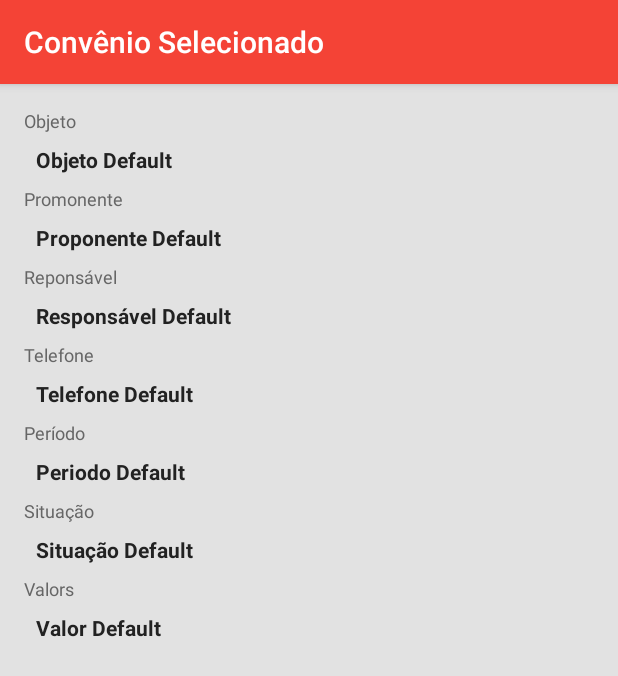
After one commit to gigascorp/fiscal-cidadao, an Android app: the ConvenioActivity screen opened directly, with no data from a screen before it, on a phone screen of 412 x 824 dp. The commit adds this screen. Shown: the top 676 px of the screen. Run offline under Robolectric (Android 15) with nearby library versions, the phone set to English and light mode, and no system bars; 2 statements that could not run were skipped.

Commit message:
Implementação inicial da tela de visualização de convênio, exibindo as informações do convênio selecionado no mapa

```diff
--- a/android/fiscal-cidadao-app/app/src/main/AndroidManifest.xml
+++ b/android/fiscal-cidadao-app/app/src/main/AndroidManifest.xml
@@ -39,6 +39,10 @@
             android:name=".MapaConveniosActivity"
             android:label="@string/title_activity_mapa_convenios" >
         </activity>
+        <activity
+            android:name=".ConvenioActivity"
+            android:label="@string/title_activity_convenio" >
+        </activity>
     </application>
 
 </manifest>
--- /dev/null
+++ b/android/fiscal-cidadao-app/app/src/main/java/br/com/gigascorp/ficalcidadao/ConvenioActivity.java
@@ -0,0 +1,64 @@
+package br.com.gigascorp.ficalcidadao;
+
+import android.support.v7.app.AppCompatActivity;
+import android.os.Bundle;
+import android.view.Menu;
+import android.view.MenuItem;
+import android.widget.TextView;
+import android.widget.Toast;
+
+import java.text.SimpleDateFormat;
+
+import br.com.gigascorp.ficalcidadao.modelo.Convenio;
+
+public class ConvenioActivity extends AppCompatActivity {
+
+    private Convenio convenio;
+
+    private TextView txtObjeto;
+    private TextView txtProponente;
+    private TextView txtResponsavel;
+    private TextView txtTelefone;
+    private TextView txtPeriodo;
+    private TextView txtSituacao;
+    private TextView txtValor;
+
+    @Override
+    protected void onCreate(Bundle savedInstanceState) {
+        super.onCreate(savedInstanceState);
+        setContentView(R.layout.activity_convenio);
+
+        convenio = (Convenio) getIntent().getExtras().get("convenio");
+
+        if(convenio == null){
+            Toast.makeText(this, "Erro ao recuperar o convênio", Toast.LENGTH_SHORT).show();
+            finish();
+            return;
+        }
+
+        txtObjeto = (TextView) findViewById(R.id.txtConvenioObjeto);
+        txtProponente = (TextView) findViewById(R.id.txtConvenioPromonente);
+        txtResponsavel = (TextView) findViewById(R.id.txtConvenioResponsavel);
+        txtTelefone = (TextView) findViewById(R.id.txtConvenioTelefone);
+        txtPeriodo = (TextView) findViewById(R.id.txtConvenioPeriodo);
+        txtSituacao = (TextView) findViewById(R.id.txtConvenioSituacao);
+        txtValor = (TextView) findViewById(R.id.txtConvenioValor);
+
+        setaCamposNaTela();
+    }
+
+    private void setaCamposNaTela(){
+
+        SimpleDateFormat format = new SimpleDateFormat("dd/MM/yyyy");
+
+        txtObjeto.setText(convenio.getObjeto());
+        txtProponente.setText(convenio.getProponente());
+        txtResponsavel.setText(convenio.getResponsavel());
+        txtTelefone.setText(convenio.getTelefone());
+        txtPeriodo.setText("De " + format.format(convenio.getDataInicio()) + " à " + format.format(convenio.getDataFim()));
+        txtSituacao.setText(convenio.getSituacao());
+        txtValor.setText(String.valueOf(convenio.getValor()));
+
+    }
+
+}
--- a/android/fiscal-cidadao-app/app/src/main/java/br/com/gigascorp/ficalcidadao/modelo/Convenio.java
+++ b/android/fiscal-cidadao-app/app/src/main/java/br/com/gigascorp/ficalcidadao/modelo/Convenio.java
@@ -2,9 +2,10 @@ package br.com.gigascorp.ficalcidadao.modelo;
 
 import com.google.gson.annotations.SerializedName;
 
+import java.io.Serializable;
 import java.util.Date;
 
-public class Convenio {
+public class Convenio implements Serializable{
 
     @SerializedName("Id")
     private int id;
--- a/android/fiscal-cidadao-app/app/src/main/java/br/com/gigascorp/ficalcidadao/ui/ConvenioAdapter.java
+++ b/android/fiscal-cidadao-app/app/src/main/java/br/com/gigascorp/ficalcidadao/ui/ConvenioAdapter.java
@@ -4,10 +4,7 @@ import android.support.v7.widget.RecyclerView;
 import android.view.LayoutInflater;
 import android.view.View;
 import android.view.ViewGroup;
-import android.widget.TextView;
 
-import java.text.DateFormat;
-import java.text.SimpleDateFormat;
 import java.util.List;
 
 import br.com.gigascorp.ficalcidadao.R;
@@ -22,19 +19,15 @@ public class ConvenioAdapter extends RecyclerView.Adapter<ConvenioViewHolder> {
     }
 
     @Override
-    public ConvenioViewHolder onCreateViewHolder(ViewGroup parent, int viewType) {
+    public ConvenioViewHolder onCreateViewHolder(final ViewGroup parent, int viewType) {
         View itemView = LayoutInflater.from(parent.getContext()).inflate(R.layout.convenio_card_view, parent, false);
         return new ConvenioViewHolder(itemView);
     }
 
     @Override
     public void onBindViewHolder(ConvenioViewHolder holder, int position) {
-        DateFormat dateFormat = new SimpleDateFormat("dd/MM/yyyy");
-
         Convenio convenio = convenios.get(position);
-        holder.txtCardObjeto.setText(convenio.getObjeto());
-        holder.txtCardDataFim.setText("Conclusão: " + dateFormat.format(convenio.getDataFim()));
-        holder.txtCardSituacao.setText("Situação: " + convenio.getSituacao());
+        holder.setConvenio(convenio);
     }
 
     @Override
--- a/android/fiscal-cidadao-app/app/src/main/java/br/com/gigascorp/ficalcidadao/ui/ConvenioViewHolder.java
+++ b/android/fiscal-cidadao-app/app/src/main/java/br/com/gigascorp/ficalcidadao/ui/ConvenioViewHolder.java
@@ -1,21 +1,44 @@
 package br.com.gigascorp.ficalcidadao.ui;
 
+import android.content.Intent;
 import android.support.v7.widget.RecyclerView;
 import android.view.View;
 import android.widget.TextView;
+import android.widget.Toast;
+import java.text.SimpleDateFormat;
 
+import br.com.gigascorp.ficalcidadao.ConvenioActivity;
+import br.com.gigascorp.ficalcidadao.MapaConveniosActivity;
 import br.com.gigascorp.ficalcidadao.R;
+import br.com.gigascorp.ficalcidadao.modelo.Convenio;
 
-public class ConvenioViewHolder extends RecyclerView.ViewHolder{
+public class ConvenioViewHolder extends RecyclerView.ViewHolder implements View.OnClickListener {
 
-    protected TextView txtCardObjeto;
-    protected TextView txtCardDataFim;
-    protected TextView txtCardSituacao;
+    private Convenio convenio;
+
+    private TextView txtCardObjeto;
+    private TextView txtCardDataFim;
+    private TextView txtCardSituacao;
 
     public ConvenioViewHolder(View v) {
         super(v);
+        v.setOnClickListener(this);
         txtCardObjeto = (TextView) v.findViewById(R.id.txtCardObjeto);
         txtCardDataFim = (TextView) v.findViewById(R.id.txtCardDataFim);
         txtCardSituacao = (TextView) v.findViewById(R.id.txtCardSituacao);
     }
+
+    public void setConvenio(Convenio convenio){
+        this.convenio = convenio;
+        txtCardObjeto.setText(convenio.getObjeto());
+        txtCardDataFim.setText("Conclusão: " + (new SimpleDateFormat("dd/MM/yyyy")).format(convenio.getDataFim()));
+        txtCardSituacao.setText("Situação: " + convenio.getSituacao());
+    }
+
+    @Override
+    public void onClick(View v) {
+        Intent intent = new Intent(v.getContext(), ConvenioActivity.class);
+        intent.putExtra("convenio", convenio);
+        v.getContext().startActivity(intent);
+    }
 }
--- /dev/null
+++ b/android/fiscal-cidadao-app/app/src/main/res/layout/activity_convenio.xml
@@ -0,0 +1,180 @@
+<RelativeLayout xmlns:android="http://schemas.android.com/apk/res/android"
+    xmlns:tools="http://schemas.android.com/tools" android:layout_width="match_parent"
+    android:layout_height="match_parent" android:paddingLeft="@dimen/activity_horizontal_margin"
+    android:paddingRight="@dimen/activity_horizontal_margin"
+    android:paddingTop="@dimen/activity_vertical_margin"
+    android:paddingBottom="@dimen/activity_vertical_margin"
+    android:background="@color/colorActivityBackground"
+    tools:context="br.com.gigascorp.ficalcidadao.ConvenioActivity">
+
+    <LinearLayout
+        android:orientation="vertical"
+        android:layout_width="match_parent"
+        android:layout_height="wrap_content">
+
+
+        <!--Objeto-->
+        <TextView
+            android:layout_width="wrap_content"
+            android:layout_height="wrap_content"
+            android:textSize="@dimen/label_size"
+            android:text="Objeto"
+            android:textColor="@color/colorLabel"
+            />
+
+        <TextView
+            android:id="@+id/txtConvenioObjeto"
+            android:layout_width="wrap_content"
+            android:layout_height="wrap_content"
+            android:textSize="@dimen/text_size"
+            android:textStyle="bold"
+            android:text="Objeto Default"
+            android:textColor="@color/colorText"
+            android:paddingLeft="@dimen/txt_horizontal_margin"
+            android:paddingRight="@dimen/txt_horizontal_margin"
+            android:paddingTop="@dimen/txt_vertical_margin"
+            android:paddingBottom="@dimen/txt_vertical_margin"
+            />
+
+        <!--Proponente-->
+        <TextView
+            android:layout_width="wrap_content"
+            android:layout_height="wrap_content"
+            android:textSize="@dimen/label_size"
+            android:text="Promonente"
+            android:textColor="@color/colorLabel"
+            />
+
+        <TextView
+            android:id="@+id/txtConvenioPromonente"
+            android:layout_width="wrap_content"
+            android:layout_height="wrap_content"
+            android:textSize="@dimen/text_size"
+            android:text="Proponente Default"
+            android:textStyle="bold"
+            android:textColor="@color/colorText"
+            android:paddingLeft="@dimen/txt_horizontal_margin"
+            android:paddingRight="@dimen/txt_horizontal_margin"
+            android:paddingTop="@dimen/txt_vertical_margin"
+            android:paddingBottom="@dimen/txt_vertical_margin"
+            />
+
+
+        <!--Responsável-->
+        <TextView
+            android:layout_width="wrap_content"
+            android:layout_height="wrap_content"
+            android:textSize="@dimen/label_size"
+            android:text="Reponsável"
+            android:textColor="@color/colorLabel"
+            />
+
+        <TextView
+            android:id="@+id/txtConvenioResponsavel"
+            android:layout_width="wrap_content"
+            android:layout_height="wrap_content"
+            android:textSize="@dimen/text_size"
+            android:text="Responsável Default"
+            android:textStyle="bold"
+            android:textColor="@color/colorText"
+            android:paddingLeft="@dimen/txt_horizontal_margin"
+            android:paddingRight="@dimen/txt_horizontal_margin"
+            android:paddingTop="@dimen/txt_vertical_margin"
+            android:paddingBottom="@dimen/txt_vertical_margin"
+            />
+
+        <!--Telefone-->
+        <TextView
+            android:layout_width="wrap_content"
+            android:layout_height="wrap_content"
+            android:textSize="@dimen/label_size"
+            android:text="Telefone"
+            android:textColor="@color/colorLabel"
+            />
+
+        <TextView
+            android:id="@+id/txtConvenioTelefone"
+            android:layout_width="wrap_content"
+            android:layout_height="wrap_content"
+            android:textSize="@dimen/text_size"
+            android:text="Telefone Default"
+            android:textStyle="bold"
+            android:textColor="@color/colorText"
+            android:paddingLeft="@dimen/txt_horizontal_margin"
+            android:paddingRight="@dimen/txt_horizontal_margin"
+            android:paddingTop="@dimen/txt_vertical_margin"
+            android:paddingBottom="@dimen/txt_vertical_margin"
+            />
+
+        <!--Período-->
+        <TextView
+            android:layout_width="wrap_content"
+            android:layout_height="wrap_content"
+            android:textSize="@dimen/label_size"
+            android:text="Período"
+            android:textColor="@color/colorLabel"
+            />
+
+        <TextView
+            android:id="@+id/txtConvenioPeriodo"
+            android:layout_width="wrap_content"
+            android:layout_height="wrap_content"
+            android:textSize="@dimen/text_size"
+            android:text="Periodo Default"
+            android:textStyle="bold"
+            android:textColor="@color/colorText"
+            android:paddingLeft="@dimen/txt_horizontal_margin"
+            android:paddingRight="@dimen/txt_horizontal_margin"
+            android:paddingTop="@dimen/txt_vertical_margin"
+            android:paddingBottom="@dimen/txt_vertical_margin"
+            />
+
+        <!--Situação-->
+        <TextView
+            android:layout_width="wrap_content"
+            android:layout_height="wrap_content"
+            android:textSize="@dimen/label_size"
+            android:text="Situação"
+            android:textColor="@color/colorLabel"
+            />
+
+        <TextView
+            android:id="@+id/txtConvenioSituacao"
+            android:layout_width="wrap_content"
+            android:layout_height="wrap_content"
+            android:textSize="@dimen/text_size"
+            android:text="Situação Default"
+            android:textStyle="bold"
+            android:textColor="@color/colorText"
+            android:paddingLeft="@dimen/txt_horizontal_margin"
+            android:paddingRight="@dimen/txt_horizontal_margin"
+            android:paddingTop="@dimen/txt_vertical_margin"
+            android:paddingBottom="@dimen/txt_vertical_margin"
+            />
+
+        <!--Valor-->
+        <TextView
+            android:layout_width="wrap_content"
+            android:layout_height="wrap_content"
+            android:textSize="@dimen/label_size"
+            android:text="Valors"
+            android:textColor="@color/colorLabel"
+            />
+
+        <TextView
+            android:id="@+id/txtConvenioValor"
+            android:layout_width="wrap_content"
+            android:layout_height="wrap_content"
+            android:textSize="@dimen/text_size"
+            android:text="Valor Default"
+            android:textStyle="bold"
+            android:textColor="@color/colorText"
+            android:paddingLeft="@dimen/txt_horizontal_margin"
+            android:paddingRight="@dimen/txt_horizontal_margin"
+            android:paddingTop="@dimen/txt_vertical_margin"
+            android:paddingBottom="@dimen/txt_vertical_margin"
+            />
+
+    </LinearLayout>
+
+</RelativeLayout>
--- a/android/fiscal-cidadao-app/app/src/main/res/layout/convenio_card_view.xml
+++ b/android/fiscal-cidadao-app/app/src/main/res/layout/convenio_card_view.xml
@@ -18,9 +18,9 @@
             android:layout_width="match_parent"
             android:layout_height="wrap_content"
             android:gravity="center_vertical"
-            android:textSize="14dp"
+            android:textSize="@dimen/text_size"
             android:padding="8dp"
-            android:textColor="#222"
+            android:textColor="@color/colorText"
             android:textStyle="bold"
             />
 
@@ -29,11 +29,11 @@
             android:layout_width="match_parent"
             android:layout_height="wrap_content"
             android:gravity="center_vertical"
-            android:textSize="12dp"
+            android:textSize="@dimen/label_size"
             android:layout_below="@id/txtCardObjeto"
             android:paddingBottom="4dp"
             android:paddingLeft="14dp"
-            android:textColor="#666"
+            android:textColor="@color/colorLabel"
             />
 
         <TextView
--- a/android/fiscal-cidadao-app/app/src/main/res/values/color.xml
+++ b/android/fiscal-cidadao-app/app/src/main/res/values/color.xml
@@ -3,4 +3,7 @@
     <color name="colorPrimary">#F44336</color>
     <color name="colorPrimaryDark">#D32F2F</color>
     <color name="colorAccent">#03A9F4</color>
+    <color name="colorActivityBackground">#E2E2E2</color>
+    <color name="colorLabel">#666</color>
+    <color name="colorText">#222</color>
 </resources>
--- a/android/fiscal-cidadao-app/app/src/main/res/values/dimens.xml
+++ b/android/fiscal-cidadao-app/app/src/main/res/values/dimens.xml
@@ -2,4 +2,8 @@
     <!-- Default screen margins, per the Android Design guidelines. -->
     <dimen name="activity_horizontal_margin">16dp</dimen>
     <dimen name="activity_vertical_margin">16dp</dimen>
+    <dimen name="txt_vertical_margin">8dp</dimen>
+    <dimen name="txt_horizontal_margin">8dp</dimen>
+    <dimen name="label_size">12dp</dimen>
+    <dimen name="text_size">14dp</dimen>
 </resources>
--- a/android/fiscal-cidadao-app/app/src/main/res/values/strings.xml
+++ b/android/fiscal-cidadao-app/app/src/main/res/values/strings.xml
@@ -4,4 +4,5 @@
     <string name="hello_world">Hello world!</string>
     <string name="action_settings">Settings</string>
     <string name="title_activity_mapa_convenios">Convênios Próximos</string>
+    <string name="title_activity_convenio">Convênio Selecionado</string>
 </resources>
```
